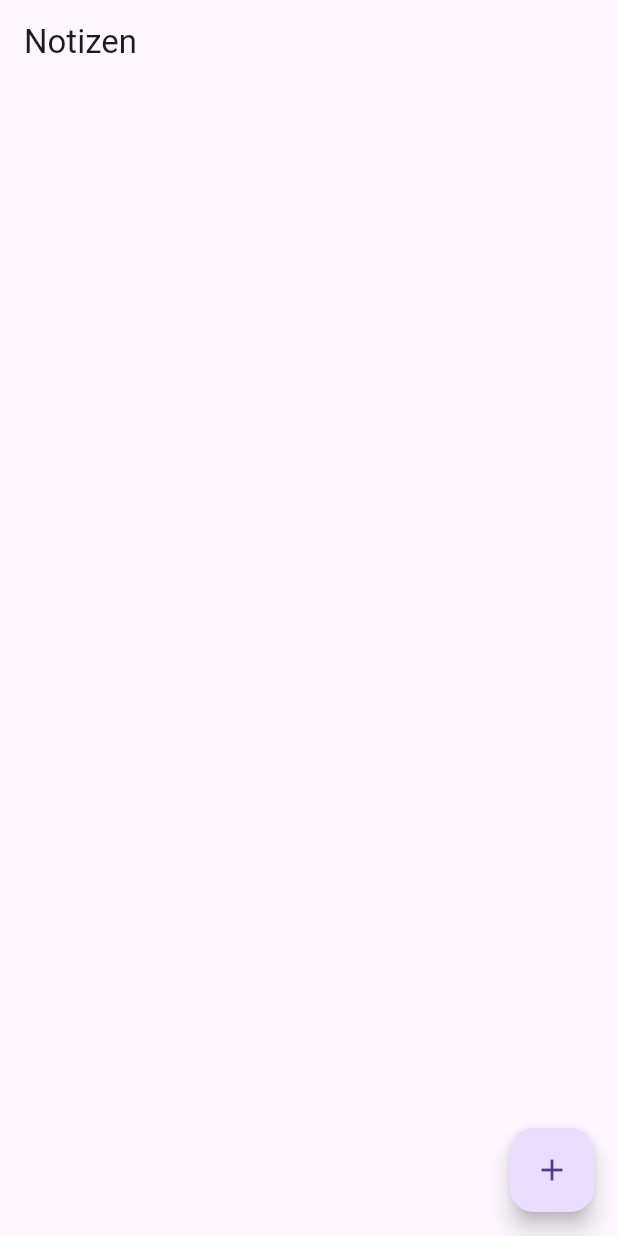
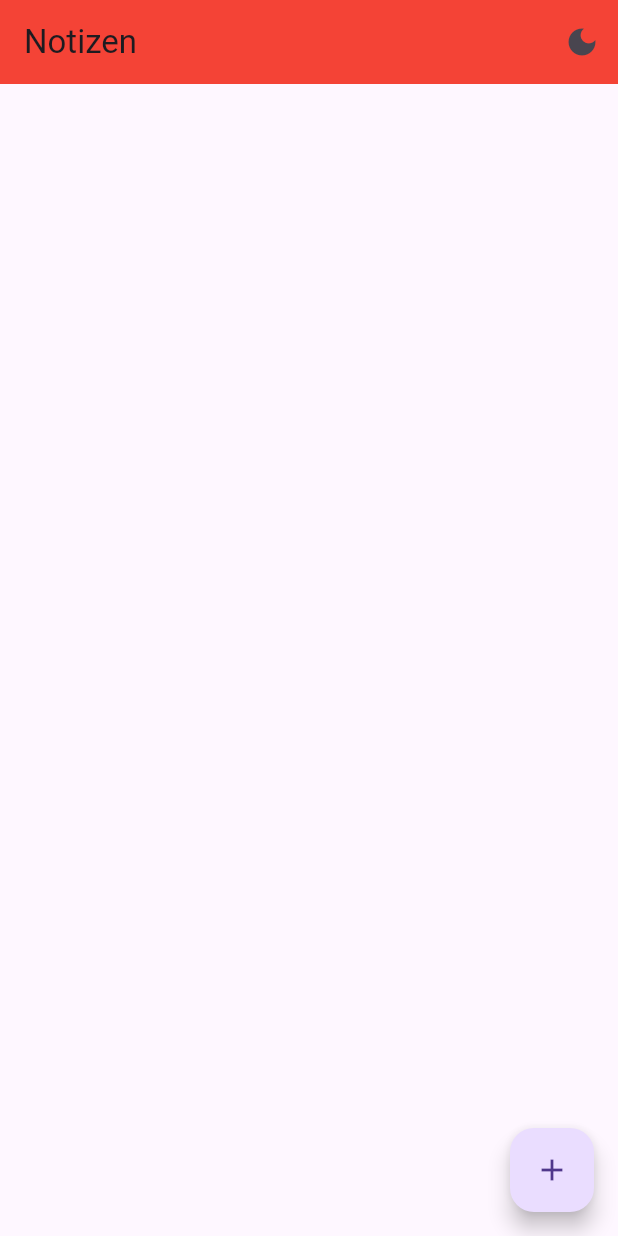
Before and after one commit to Mysthic1975/notes_flutter, a Flutter app: the screen it shows after launch, on a phone screen of 412 x 824 dp. Run offline on Flutter 3.47's test engine with Material 3 defaults, Android fonts, the phone set to English and light mode, and no system bars.

Commit message:
dark mode

```diff
--- a/lib/main.dart
+++ b/lib/main.dart
@@ -1,10 +1,19 @@
 import 'package:flutter/material.dart';
 import 'package:flutter_localizations/flutter_localizations.dart';
+import 'package:provider/provider.dart';
 import 'notes_page.dart';
-import 'app_localizations.dart'; // Importieren Sie AppLocalizations
+import 'app_localizations.dart';
+import 'theme_provider.dart'; // Importieren Sie ThemeProvider
 
 void main() {
-  runApp(const MainApp());
+  runApp(
+    MultiProvider(
+      providers: [
+        ChangeNotifierProvider(create: (context) => ThemeProvider()),
+      ],
+      child: const MainApp(),
+    ),
+  );
 }
 
 class MainApp extends StatelessWidget {
@@ -12,19 +21,23 @@ class MainApp extends StatelessWidget {
 
   @override
   Widget build(BuildContext context) {
-    return const MaterialApp(
-      localizationsDelegates: [
-        AppLocalizations.delegate, // Fügen Sie diesen Delegate hinzu
+    var themeProvider = Provider.of<ThemeProvider>(context);
+
+    return MaterialApp(
+      themeMode: themeProvider.themeMode,
+      theme: ThemeData.light(),
+      darkTheme: ThemeData.dark(),
+      localizationsDelegates: const [
+        AppLocalizations.delegate,
         GlobalMaterialLocalizations.delegate,
         GlobalWidgetsLocalizations.delegate,
         GlobalCupertinoLocalizations.delegate,
       ],
-      supportedLocales: [
-        Locale('de', ''), // Deutsch
-        Locale('en', ''), // Englisch
-        // Sie können hier weitere Sprachen hinzufügen
+      supportedLocales: const [
+        Locale('de', ''),
+        Locale('en', ''),
       ],
-      home: NotesPage(),
+      home: const NotesPage(),
     );
   }
 }
--- a/lib/notes_page.dart
+++ b/lib/notes_page.dart
@@ -1,6 +1,8 @@
 import 'package:flutter/material.dart';
+import 'package:provider/provider.dart';
 import 'note.dart';
 import 'app_localizations.dart';
+import 'theme_provider.dart'; // Importieren Sie ThemeProvider
 
 class NotesPage extends StatefulWidget {
   const NotesPage({super.key});
@@ -10,13 +12,22 @@ class NotesPage extends StatefulWidget {
 }
 
 class NotesPageState extends State<NotesPage> {
-  List<Note> notes = []; // Hier wird die Liste mit einer leeren Liste initialisiert
+  List<Note> notes = [];
 
   @override
   Widget build(BuildContext context) {
+    var themeProvider = Provider.of<ThemeProvider>(context);
+
     return Scaffold(
       appBar: AppBar(
         title: Text(AppLocalizations.of(context)?.notes ?? ''),
+        backgroundColor: Colors.red,
+        actions: [
+          IconButton(
+            icon: Icon(themeProvider.themeMode == ThemeMode.light ? Icons.dark_mode : Icons.light_mode),
+            onPressed: themeProvider.switchTheme,
+          ),
+        ],
       ),
       body: ListView.builder(
         itemCount: notes.length,
@@ -33,14 +44,13 @@ class NotesPageState extends State<NotesPage> {
           showDialog(
             context: context,
             builder: (BuildContext context) {
-              // Fügen Sie einen Null-Check hinzu
               final localizations = AppLocalizations.of(context);
               if (localizations == null) {
                 return const Text('Localization not found');
               }
 
               return AlertDialog(
-                title: Text(localizations.addNote), // Verwenden Sie die lokalisierten Strings
+                title: Text(localizations.addNote),
                 content: Text(localizations.inputNoteData),
                 actions: <Widget>[
                   TextButton(
--- /dev/null
+++ b/lib/theme_provider.dart
@@ -0,0 +1,16 @@
+import 'package:flutter/material.dart';
+
+class ThemeProvider extends ChangeNotifier {
+  ThemeMode _themeMode = ThemeMode.light;
+
+  ThemeMode get themeMode => _themeMode;
+
+  void switchTheme() {
+    if (_themeMode == ThemeMode.light) {
+      _themeMode = ThemeMode.dark;
+    } else {
+      _themeMode = ThemeMode.light;
+    }
+    notifyListeners();
+  }
+}
--- a/pubspec.yaml
+++ b/pubspec.yaml
@@ -12,6 +12,7 @@ dependencies:
   flutter_localizations:
     sdk: flutter
   intl: ^0.18.1
+  provider: ^6.0.1
 
 dev_dependencies:
   flutter_test:
```
Also changed, not shown: pubspec.lock.
